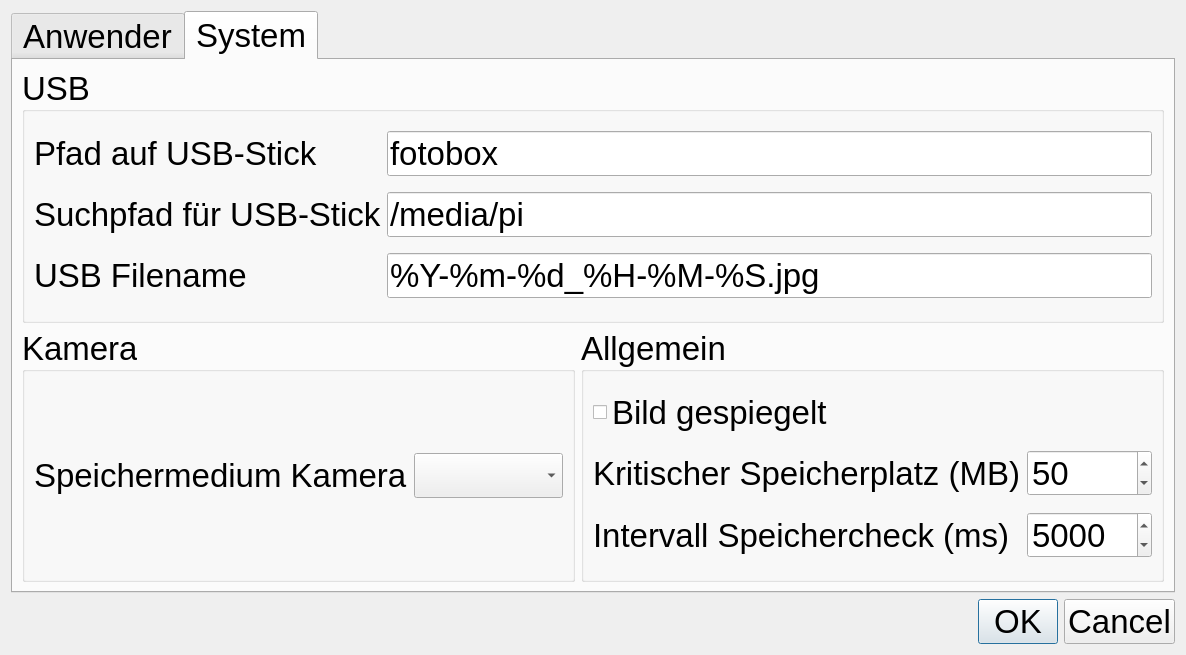
cybrix-dev/fotobox, file config_gui.ui: the form before one commit.
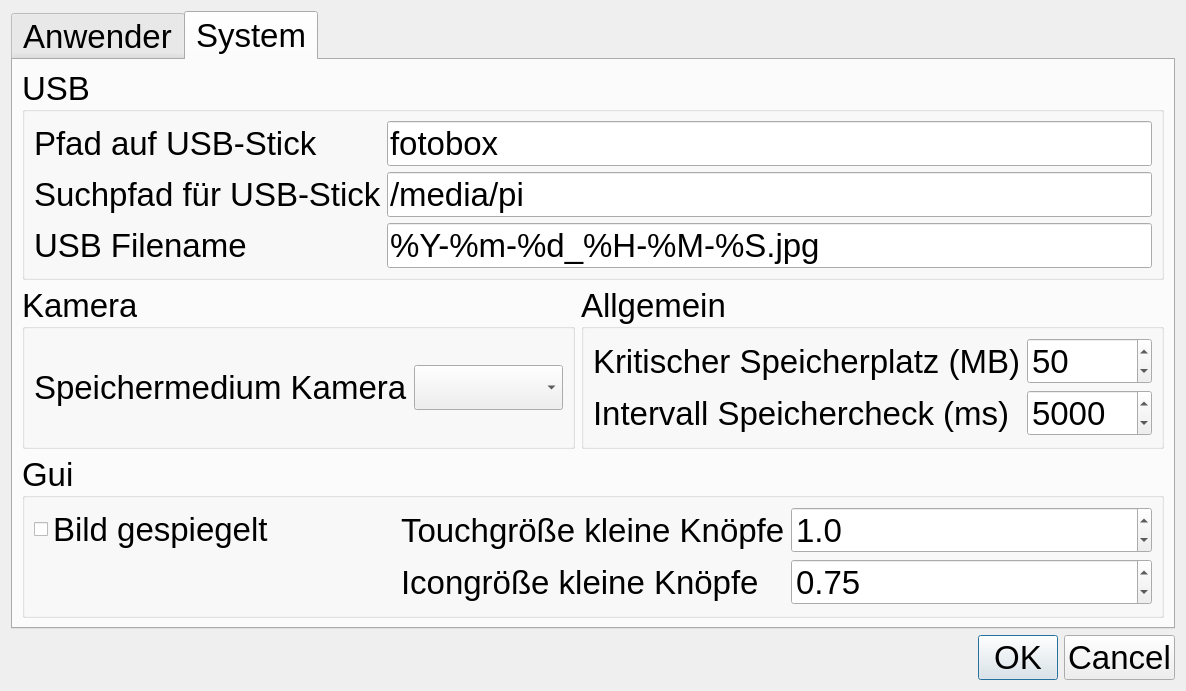
The form after the commit. The open tabs and pages were chosen to show the change.

Commit message: added missing system-parameters

Patch:
```diff
--- a/config_gui.ui
+++ b/config_gui.ui
@@ -6,8 +6,8 @@
    <rect>
     <x>0</x>
     <y>0</y>
-    <width>1153</width>
-    <height>655</height>
+    <width>1134</width>
+    <height>682</height>
    </rect>
   </property>
   <property name="font">
@@ -238,7 +238,7 @@
           <string>Allgemein</string>
          </property>
          <layout class="QGridLayout" name="gridLayout_6">
-          <item row="2" column="1">
+          <item row="1" column="1">
            <widget class="QSpinBox" name="spinBistInterval">
             <property name="maximum">
              <number>30000</number>
@@ -248,7 +248,7 @@
             </property>
            </widget>
           </item>
-          <item row="1" column="1">
+          <item row="0" column="1">
            <widget class="QSpinBox" name="spinCriticalMemory">
             <property name="maximum">
              <number>1000</number>
@@ -258,27 +258,70 @@
             </property>
            </widget>
           </item>
-          <item row="2" column="0">
+          <item row="1" column="0">
            <widget class="QLabel" name="label_4">
             <property name="text">
              <string>Intervall Speichercheck (ms)</string>
             </property>
            </widget>
           </item>
-          <item row="1" column="0">
+          <item row="0" column="0">
            <widget class="QLabel" name="label_3">
             <property name="text">
              <string>Kritischer Speicherplatz (MB)</string>
             </property>
            </widget>
           </item>
-          <item row="0" column="0" colspan="2">
+         </layout>
+        </widget>
+       </item>
+       <item row="5" column="0" colspan="2">
+        <widget class="QGroupBox" name="groupBox_4">
+         <property name="title">
+          <string>Gui</string>
+         </property>
+         <layout class="QGridLayout" name="gridLayout_7">
+          <item row="0" column="0">
            <widget class="QCheckBox" name="ckImageMirrored">
             <property name="text">
              <string>Bild gespiegelt</string>
             </property>
            </widget>
           </item>
+          <item row="0" column="2">
+           <widget class="QDoubleSpinBox" name="spinKnobResize">
+            <property name="decimals">
+             <number>1</number>
+            </property>
+            <property name="singleStep">
+             <double>0.100000000000000</double>
+            </property>
+            <property name="value">
+             <double>1.000000000000000</double>
+            </property>
+           </widget>
+          </item>
+          <item row="0" column="1">
+           <widget class="QLabel" name="label_9">
+            <property name="text">
+             <string>Touchgröße kleine Knöpfe</string>
+            </property>
+           </widget>
+          </item>
+          <item row="1" column="2">
+           <widget class="QDoubleSpinBox" name="spinKnobIcon">
+            <property name="value">
+             <double>0.750000000000000</double>
+            </property>
+           </widget>
+          </item>
+          <item row="1" column="1">
+           <widget class="QLabel" name="label_10">
+            <property name="text">
+             <string>Icongröße kleine Knöpfe</string>
+            </property>
+           </widget>
+          </item>
          </layout>
         </widget>
        </item>
```
Left out of the diff: 20 changed lines with no effect on the pictures. The commit also changes 1 other file.
